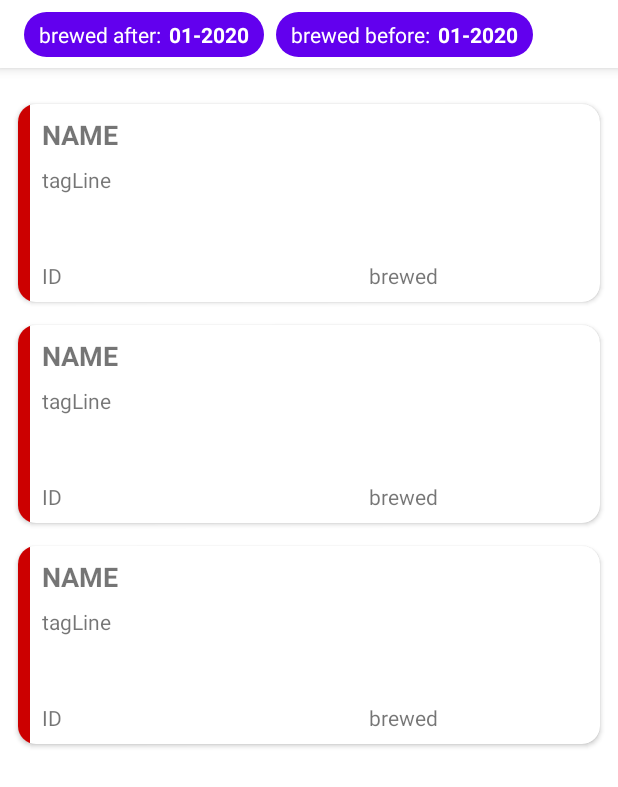
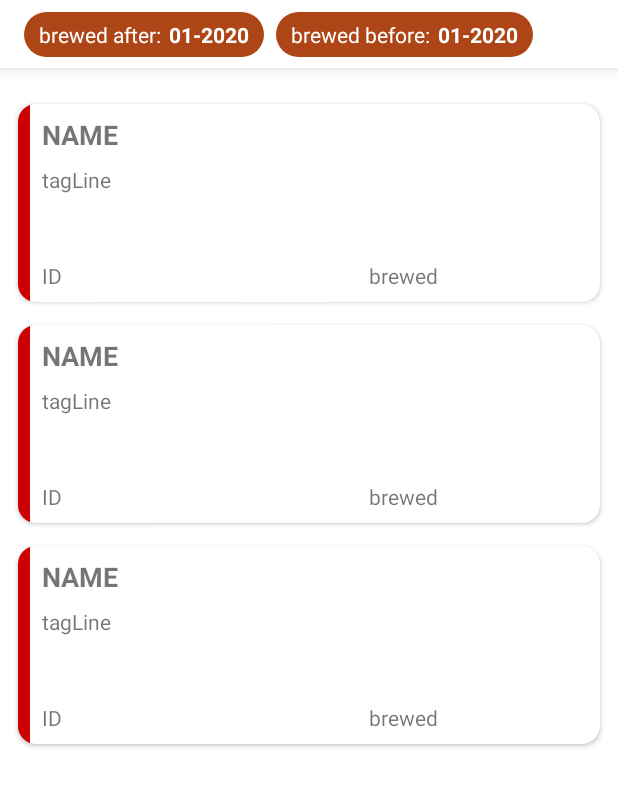
Before and after one commit to Gidan/Beers, an Android app: the layout fragment_beers_list.xml on its own in the app's theme, with its tools: preview values and no code run, on a phone screen of 412 x 824 dp. Shown: the top 787 px of the screen. Run offline under Robolectric (Android 15) with nearby library versions, the light colour scheme and no system bars.

Commit message:
dark theme colors adjusted

```diff
--- a/app/src/main/res/drawable-ldpi/filter_tag_background.xml
+++ b/app/src/main/res/drawable-ldpi/filter_tag_background.xml
@@ -1,6 +1,6 @@
 <?xml version="1.0" encoding="UTF-8"?>
 <shape xmlns:android="http://schemas.android.com/apk/res/android">
-    <solid android:color="?colorPrimary"/>
+    <solid android:color="?colorPrimaryVariant"/>
     <corners android:radius="50px"/>
     <padding android:left="0dp" android:top="0dp" android:right="0dp" android:bottom="0dp" />
 </shape>
--- a/app/src/main/res/layout/fragment_beers_list.xml
+++ b/app/src/main/res/layout/fragment_beers_list.xml
@@ -34,7 +34,7 @@
                 android:layout_width="wrap_content"
                 android:layout_height="wrap_content"
                 android:text="@string/brewed_after"
-                android:textColor="@android:color/white"
+                android:textColor="?filterTextColor"
                 />
             <Space
                 android:layout_width="5dp"
@@ -44,7 +44,7 @@
                 android:layout_width="wrap_content"
                 android:layout_height="wrap_content"
                 tools:text="01-2020"
-                android:textColor="@android:color/white"
+                android:textColor="?filterTextColor"
                 android:textStyle="bold"
                 />
         </LinearLayout>
@@ -65,7 +65,7 @@
                 android:layout_width="wrap_content"
                 android:layout_height="wrap_content"
                 android:text="@string/brewed_before"
-                android:textColor="@android:color/white"
+                android:textColor="?filterTextColor"
                 />
             <Space
                 android:layout_width="5dp"
@@ -75,11 +75,10 @@
                 android:layout_width="wrap_content"
                 android:layout_height="wrap_content"
                 tools:text="01-2020"
-                android:textColor="@android:color/white"
+                android:textColor="?filterTextColor"
                 android:textStyle="bold"
                 />
         </LinearLayout>
-
 
     </androidx.constraintlayout.widget.ConstraintLayout>
 
--- a/app/src/main/res/values-night/themes.xml
+++ b/app/src/main/res/values-night/themes.xml
@@ -2,16 +2,17 @@
     <!-- Base application theme. -->
     <style name="Theme.Beers" parent="Theme.MaterialComponents.DayNight.DarkActionBar">
         <!-- Primary brand color. -->
-        <item name="colorPrimary">@color/purple_200</item>
-        <item name="colorPrimaryVariant">@color/purple_700</item>
+        <item name="colorPrimary">@color/beer_srm_1</item>
+        <item name="colorPrimaryVariant">@color/beer_srm_5</item>
         <item name="colorOnPrimary">@color/black</item>
         <!-- Secondary brand color. -->
-        <item name="colorSecondary">@color/teal_200</item>
-        <item name="colorSecondaryVariant">@color/teal_200</item>
+        <item name="colorSecondary">@color/beer_srm_25</item>
+        <item name="colorSecondaryVariant">@color/beer_srm_20</item>
         <item name="colorOnSecondary">@color/black</item>
         <!-- Status bar color. -->
         <item name="android:statusBarColor" tools:targetApi="l">?attr/colorPrimaryVariant</item>
         <!-- Customize your theme here. -->
         <item name="filterBarColor">#222222</item>
+        <item name="filterTextColor">?colorSecondary</item>
     </style>
 </resources>
--- a/app/src/main/res/values/attrs.xml
+++ b/app/src/main/res/values/attrs.xml
@@ -1,4 +1,5 @@
 <?xml version="1.0" encoding="utf-8"?>
 <resources>
     <attr name="filterBarColor" format="color"/>
+    <attr name="filterTextColor" format="color"/>
 </resources>
--- a/app/src/main/res/values/themes.xml
+++ b/app/src/main/res/values/themes.xml
@@ -2,17 +2,18 @@
     <!-- Base application theme. -->
     <style name="Theme.Beers" parent="Theme.MaterialComponents.DayNight.DarkActionBar">
         <!-- Primary brand color. -->
-        <item name="colorPrimary">@color/purple_500</item>
-        <item name="colorPrimaryVariant">@color/purple_700</item>
+        <item name="colorPrimary">@color/beer_srm_5</item>
+        <item name="colorPrimaryVariant">@color/beer_srm_10</item>
         <item name="colorOnPrimary">@color/white</item>
         <!-- Secondary brand color. -->
-        <item name="colorSecondary">@color/teal_200</item>
-        <item name="colorSecondaryVariant">@color/teal_700</item>
+        <item name="colorSecondary">@color/beer_srm_25</item>
+        <item name="colorSecondaryVariant">@color/beer_srm_20</item>
         <item name="colorOnSecondary">@color/black</item>
         <!-- Status bar color. -->
         <item name="android:statusBarColor" tools:targetApi="l">?attr/colorPrimaryVariant</item>
         <!-- Customize your theme here. -->
         <item name="filterBarColor">@color/white</item>
+        <item name="filterTextColor">@color/white</item>
     </style>
 
 </resources>
```
